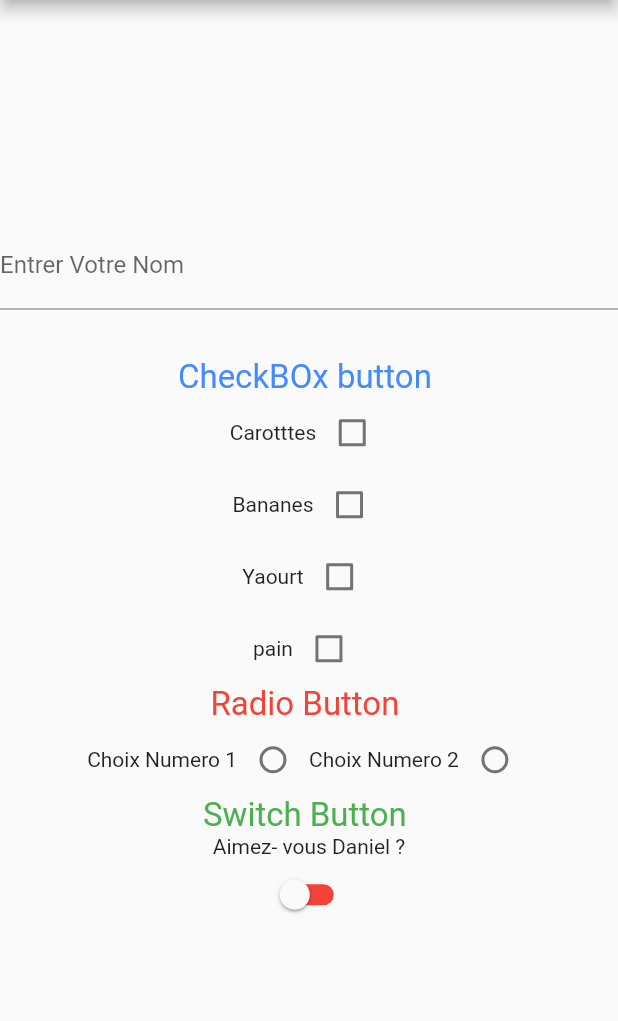
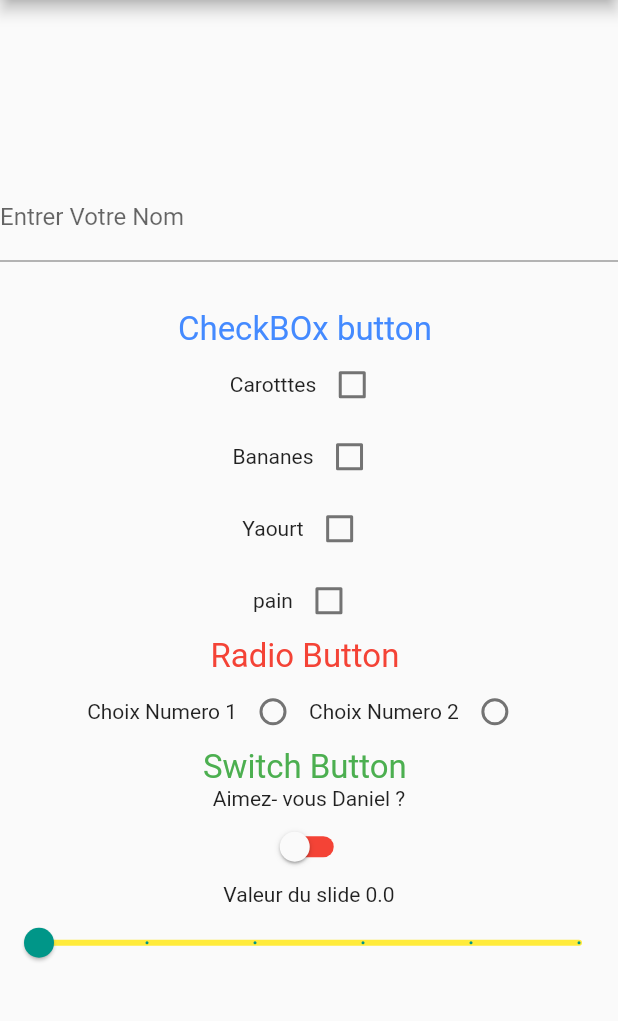
Before and after one commit to Algorithme123/flutter-widgetinterractive, a Flutter app: the screen it shows after launch, on a phone screen of 412 x 824 dp, the part 84-1105 px from its top. Run offline on Flutter 3.47's test engine with Material 2 defaults, Android fonts, the phone set to English and light mode, and no system bars.

Commit message:
Ajout du Slider

```diff
--- a/lib/main.dart
+++ b/lib/main.dart
@@ -15,8 +15,8 @@ class _MyAppState extends State<MyApp> {
   var changed;
   var itemSelectionne;
   var interrupteur = false;
-
   var submitted;
+  var slider = 0.0;
 
   // Pour les RadioButton
 
@@ -161,6 +161,24 @@ class _MyAppState extends State<MyApp> {
                         setState(() {
                           interrupteur = b;
                         });
+                      }),
+
+                ],
+              ),
+              Column(
+
+                children: [
+                  Text("Valeur du slide $slider"),
+                  Slider(value: slider,
+                      inactiveColor: Colors.yellow,
+                      activeColor: Colors.teal,
+                      divisions: 5,
+                      min : 0.0,
+                      max : 10.0,
+                      onChanged: (d){
+                        setState(() {
+                          slider=d;
+                        });
                       })
                 ],
               )
```
